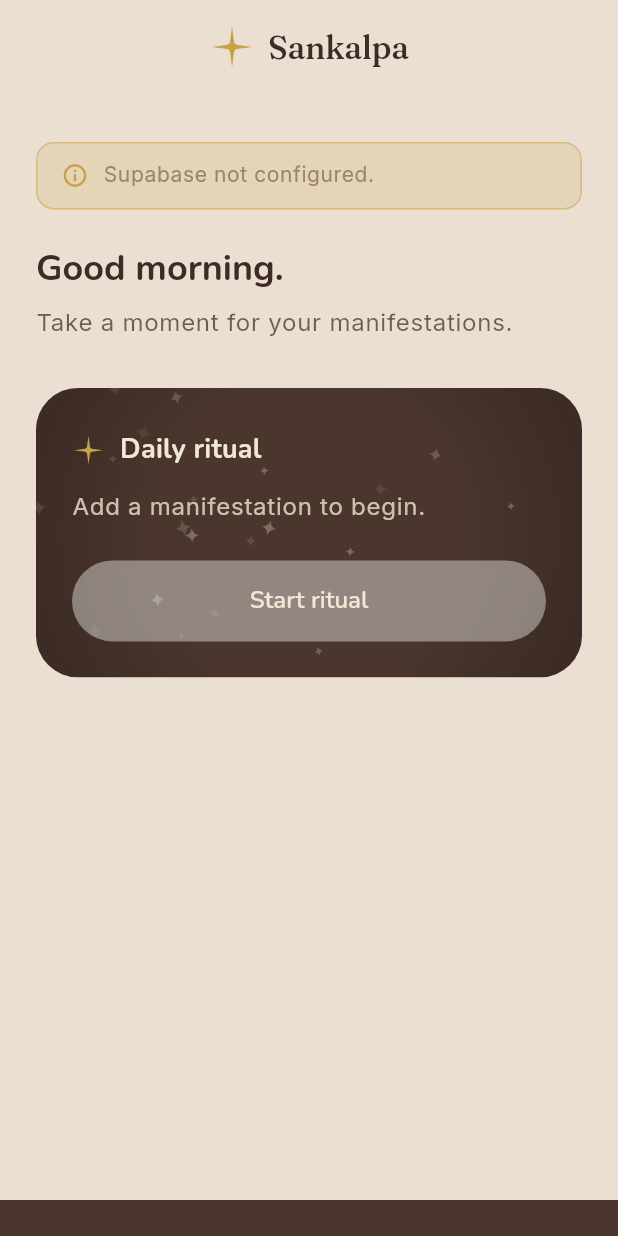
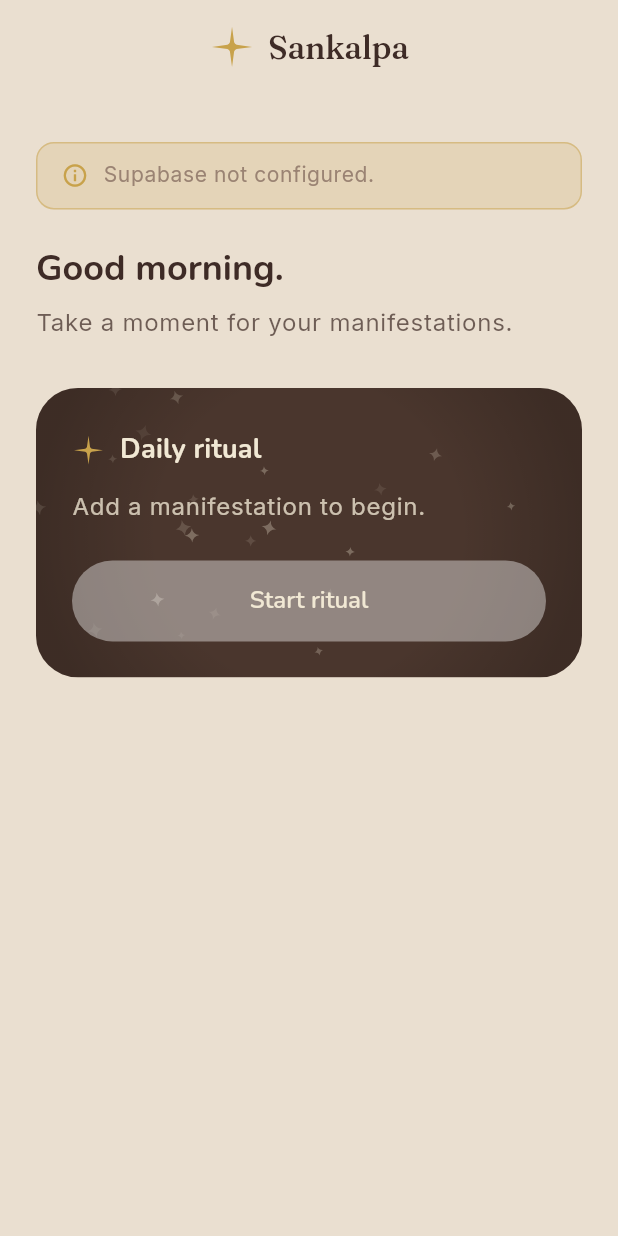
Before and after one commit to tinkerbox-os/sankalpa, a Flutter app: the screen it shows after launch, on a phone screen of 412 x 824 dp. Run offline on Flutter 3.47's test engine with Material 3 defaults, Android fonts, the phone set to English and light mode, and no system bars; our stand-ins replace flutter_riverpod, flutter_svg, freezed_annotation, go_router, google_fonts, hive_flutter and 5 more; missing offline and left inert: dart:js_interop; accounts and stored records are empty.

Commit message:
Revert "feat(shell): bottom strip in the day's card colour to match the iOS status strip (#2)" (#3)
This reverts commit 00f8b5c9980f422f35caf5cf6713f3fb54f06c92.

Co-authored-by: gautam-os <gautam-os@users.noreply.github.com>

```diff
--- a/lib/features/library/library_screen.dart
+++ b/lib/features/library/library_screen.dart
@@ -13,7 +13,6 @@
 import 'package:sankalpa/data/repositories/manifestation_repository.dart';
 import 'package:sankalpa/data/repositories/user_profile_repository.dart';
 import 'package:sankalpa/features/library/add_edit_manifestation_screen.dart';
-import 'package:sankalpa/widgets/card_colour_bottom_strip.dart';
 import 'package:sankalpa/widgets/friendly_error.dart';
 
 /// How the library lists its manifestations when *not* in reorder mode.
@@ -152,7 +151,6 @@
     final scheme = Theme.of(context).colorScheme;
 
     return Scaffold(
-      bottomNavigationBar: const CardColourBottomStrip(),
       appBar: AppBar(
         title: _reorderMode
             ? Column(
--- a/lib/features/settings/settings_screen.dart
+++ b/lib/features/settings/settings_screen.dart
@@ -6,7 +6,6 @@
 import 'package:sankalpa/data/auth/auth_providers.dart';
 import 'package:sankalpa/data/repositories/soundscape_repository.dart';
 import 'package:sankalpa/data/repositories/user_profile_repository.dart';
-import 'package:sankalpa/widgets/card_colour_bottom_strip.dart';
 import 'package:sankalpa/widgets/card_theme_picker.dart';
 import 'package:sankalpa/widgets/soundscape_picker.dart';
 
@@ -36,7 +35,6 @@
     final cardTheme = CardBackdropTheme.fromId(effectiveThemeId);
 
     return Scaffold(
-      bottomNavigationBar: const CardColourBottomStrip(),
       appBar: AppBar(title: const Text('Settings')),
       body: ListView(
         padding: const EdgeInsets.symmetric(vertical: 8),
--- a/lib/features/today/today_screen.dart
+++ b/lib/features/today/today_screen.dart
@@ -12,7 +12,6 @@
 import 'package:sankalpa/data/supabase_config.dart';
 import 'package:sankalpa/data/web/install_prompt.dart';
 import 'package:sankalpa/widgets/card_ambient_decoration.dart';
-import 'package:sankalpa/widgets/card_colour_bottom_strip.dart';
 import 'package:sankalpa/widgets/logo.dart';
 import 'package:sankalpa/widgets/soundscape_picker.dart';
 import 'package:sankalpa/widgets/web_tap_overlay.dart';
@@ -44,7 +43,6 @@
     );
 
     return Scaffold(
-      bottomNavigationBar: const CardColourBottomStrip(),
       body: SafeArea(
         child: SingleChildScrollView(
           padding: const EdgeInsets.fromLTRB(24, 16, 24, 24),
--- a/lib/widgets/card_colour_bottom_strip.dart
+++ /dev/null
@@ -1,56 +0,0 @@
-import 'dart:math' as math;
-
-import 'package:flutter/material.dart';
-import 'package:flutter_riverpod/flutter_riverpod.dart';
-import 'package:sankalpa/app/platform/browser_theme_color.dart';
-import 'package:sankalpa/app/theme/tokens.dart';
-import 'package:sankalpa/data/repositories/user_profile_repository.dart';
-import 'package:sankalpa/features/ritual/ritual_screen.dart' show cssColorHex;
-
-/// Slim strip in the day's card colour along the bottom edge of the cream
-/// app shell (Today, Library, Settings), mirroring the iOS status strip.
-///
-/// On an iOS 26 home-screen app the status strip is drawn by the system from
-/// the page background (`html`/`body`), not by Flutter. This widget reads the
-/// same card colour ([immediateCardThemeIdProvider] → backdrop `bg`) and also
-/// keeps the page background on it, so the top strip and this one come from
-/// one source. The page background sits behind Flutter's canvas, so it is
-/// only visible in the system strip.
-///
-/// Use as `Scaffold.bottomNavigationBar`: the Scaffold then lays the body out
-/// above it, so nothing is covered. Never takes taps or semantics.
-class CardColourBottomStrip extends ConsumerWidget {
-  const CardColourBottomStrip({super.key});
-
-  /// Used when the device reports no bottom safe-area inset.
-  static const double minHeight = 24;
-
-  /// Strip height for a given bottom view padding.
-  static double heightFor(double bottomViewPadding) =>
-      math.max(bottomViewPadding, minHeight);
-
-  @override
-  Widget build(BuildContext context, WidgetRef ref) {
-    final themeId = ref.watch(immediateCardThemeIdProvider);
-    final color = CardBackdropTheme.fromId(themeId).bg;
-    // Depending on ModalRoute rebuilds us when a route on top (the ritual)
-    // pops, which reset the page background to cream on its way out.
-    final isCurrent = ModalRoute.of(context)?.isCurrent ?? true;
-    if (isCurrent) {
-      final css = cssColorHex(color);
-      WidgetsBinding.instance.addPostFrameCallback((_) {
-        if (context.mounted) setBrowserThemeColor(css);
-      });
-    }
-    return IgnorePointer(
-      child: ExcludeSemantics(
-        child: SizedBox(
-          key: const ValueKey('card-colour-bottom-strip'),
-          width: double.infinity,
-          height: heightFor(MediaQuery.viewPaddingOf(context).bottom),
-          child: ColoredBox(color: color),
-        ),
-      ),
-    );
-  }
-}
```
Also changed, not shown: 2 other files.
